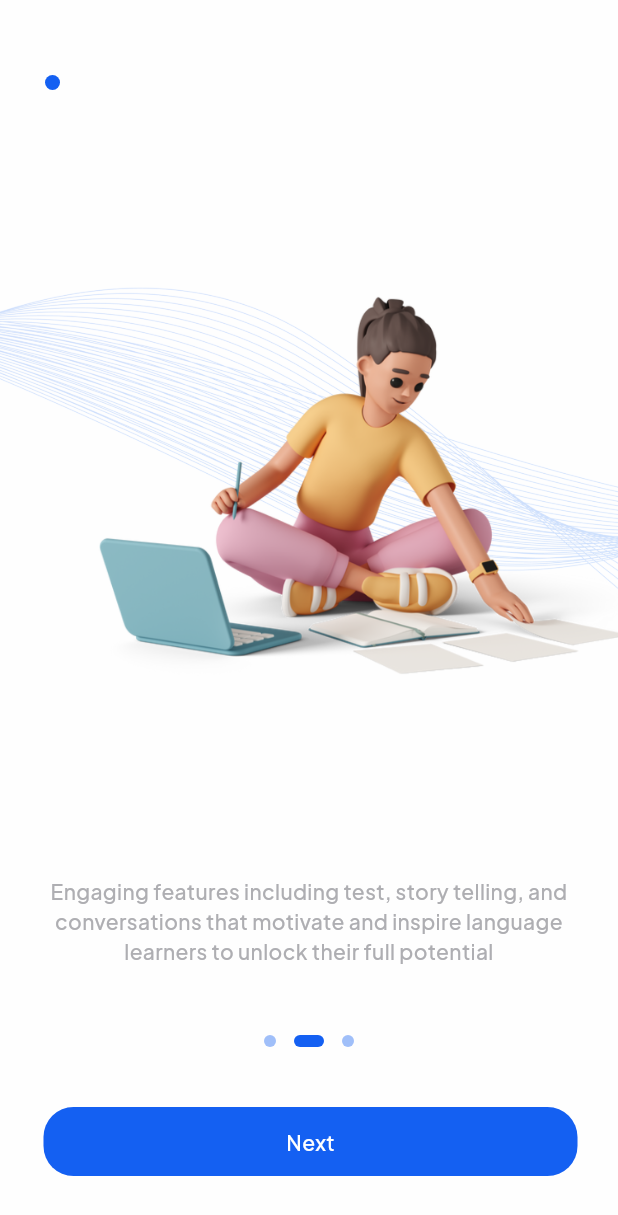
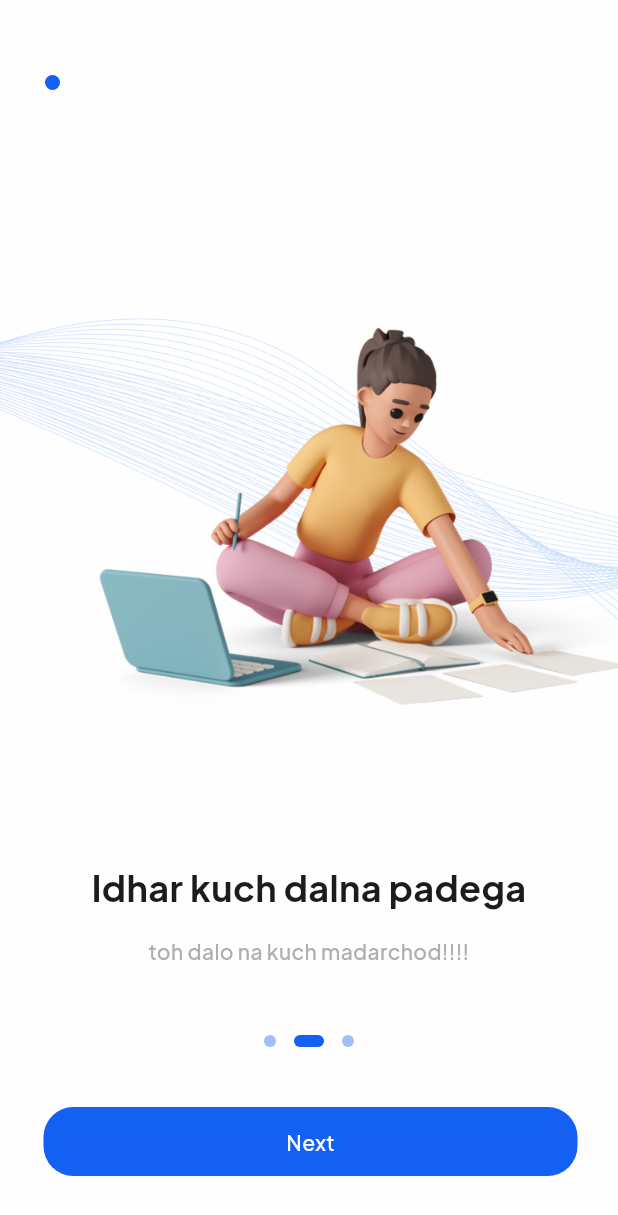
Before and after one commit to rd6260/college_clock, a Flutter app: the OnBoardingScreen screen opened directly, after a tap on "Next", on a phone screen of 412 x 824 dp. Shown: the top 1215 px of the screen. Run offline on Flutter 3.47's test engine with Material 3 defaults, Android fonts, the phone set to English and light mode, and no system bars; drawn by our look-alikes of dots_indicator; our stand-ins replace google_fonts, shared_preferences, supabase_flutter; accounts and stored records are empty.

Commit message:
onboarding fixes

```diff
--- a/lib/main.dart
+++ b/lib/main.dart
@@ -1,4 +1,4 @@
-import 'package:college_clock/screens/home_screen.dart';
+import 'package:college_clock/screens/first_screen_gate.dart';
 import 'package:college_clock/utils/supabase_credentials.dart';
 import 'package:flutter/material.dart';
 import 'package:supabase_flutter/supabase_flutter.dart';
@@ -19,7 +19,7 @@ class MyApp extends StatelessWidget {
     return MaterialApp(
       title: 'Flutter Demo',
       debugShowCheckedModeBanner: false,
-      home: HomeScreen(),
+      home: FirstScreenGate(),
     );
   }
 }
--- a/lib/screens/onboarding_screen.dart
+++ b/lib/screens/onboarding_screen.dart
@@ -33,16 +33,23 @@ class _OnBoardingScreenState extends State<OnBoardingScreen> {
 
   void onGetStarted() {
     if (_currentIndex == onBoardinglist.length - 1) {
-      Navigator.pushReplacement(
-        context,
-        MaterialPageRoute(builder: (context) => HomeScreen()),
-      );
+      onCompleteOnboarding(context);
     } else {
       _pageController.nextPage(
         duration: const Duration(milliseconds: 500),
         curve: Curves.fastOutSlowIn,
       );
     }
+  }
+
+  void onCompleteOnboarding(BuildContext context) async {
+    if (!context.mounted) return;
+    SharedPreferences prefs = await SharedPreferences.getInstance();
+    await prefs.setBool('isFirstTime', false);
+    Navigator.of(
+      // ignore: use_build_context_synchronously
+      context,
+    ).pushReplacement(MaterialPageRoute(builder: (_) => HomeScreen()));
   }
 
   @override
@@ -216,7 +223,7 @@ class _PrimaryButtonState extends State<PrimaryButton>
 }
 
 class OnBoardingCard extends StatefulWidget {
-  final OnBoarding onBoardingModel;
+  final OnBoardingModel onBoardingModel;
   const OnBoardingCard({super.key, required this.onBoardingModel});
 
   @override
@@ -243,7 +250,7 @@ class _OnBoardingCardState extends State<OnBoardingCard> {
 }
 
 class OnboardingTextCard extends StatelessWidget {
-  final OnBoarding onBoardingModel;
+  final OnBoardingModel onBoardingModel;
   const OnboardingTextCard({required this.onBoardingModel, super.key});
 
   @override
@@ -277,35 +284,33 @@ class OnboardingTextCard extends StatelessWidget {
   }
 }
 
-class OnBoarding {
+class OnBoardingModel {
   String title;
   String description;
   String image;
 
-  OnBoarding({
+  OnBoardingModel({
     required this.title,
     required this.description,
     required this.image,
   });
 }
 
-List<OnBoarding> onBoardinglist = [
-  OnBoarding(
+List<OnBoardingModel> onBoardinglist = [
+  OnBoardingModel(
     title: 'Kya aap bhi college ke google sheet for timetable se pareshan hai?',
     image: ImagesPath.kOnboarding1,
     description:
         'BC itna hard to look at hai sheet use krna for timetable. Kash kuch better looking mil jaata',
   ),
-  OnBoarding(
-    title: '',
+  OnBoardingModel(
+    title: 'Idhar kuch dalna padega',
     image: ImagesPath.kOnboarding2,
-    description:
-        'Engaging features including test, story telling, and conversations that motivate and inspire language learners to unlock their full potential',
+    description: "toh dalo na kuch madarchod!!!!",
   ),
-  OnBoarding(
-    title: "Experience the Premium Features with Our App",
+  OnBoardingModel(
+    title: "aab idhar kya lagu",
     image: ImagesPath.kOnboarding3,
-    description:
-        'Updated TalkGpt with premium materials and a dedicated following, providing language learners with immersive content for effective learning',
+    description: "kuch bhi dalde bhai",
   ),
 ];
```
Also changed, not shown: lib/screens/first_screen_gate.dart (added, +32 -0 lines), lib/types/course.dart (+11 -13 lines), assets/onboarding/googleSymbol.png (deleted).
